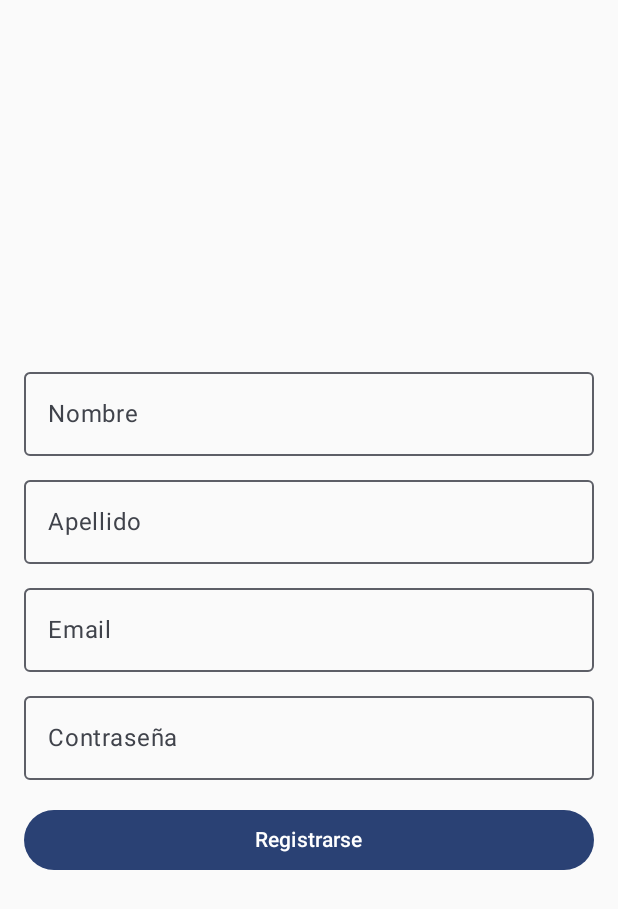
After one commit to LaTruchaEspacial/TShirtShop, an Android app built with Jetpack Compose: the RegisterActivity screen opened directly, with no data from a screen before it, on a phone screen of 412 x 824 dp. The commit adds this screen. Shown: the top 909 px of the screen. Run offline under Robolectric (Android 15) with nearby library versions, the phone set to English and light mode, and no system bars; our stand-ins replace Firebase (no records; nobody signed in at launch, a user with empty details on screens opened directly).

Commit message:
Primera version con el MainActivity, RegisterActivity,LoginActivity y el apartado de cuenta de usuario y menu desplegable de todas las paginas.

```diff
--- a/app/build.gradle.kts
+++ b/app/build.gradle.kts
@@ -6,12 +6,12 @@ plugins {
 
 android {
     namespace = "crm.t_shirtshop"
-    compileSdk = 34
+    compileSdk = 35
 
     defaultConfig {
         applicationId = "crm.t_shirtshop"
         minSdk = 26
-        targetSdk = 34
+        targetSdk = 35
         versionCode = 1
         versionName = "1.0"
 
@@ -76,6 +76,7 @@ dependencies {
     implementation(libs.androidx.material3)
     implementation(libs.firebase.auth.ktx)
     implementation(libs.firebase.firestore.ktx)
+    implementation(libs.androidx.appcompat)
     testImplementation(libs.junit)
     androidTestImplementation(libs.androidx.junit)
     androidTestImplementation(libs.androidx.espresso.core)
--- /dev/null
+++ b/app/src/main/java/crm/t_shirtshop/comun_screens/RegisterActivity.kt
@@ -0,0 +1,94 @@
+package crm.t_shirtshop.comun_screens
+
+import android.content.Intent
+import android.os.Bundle
+import android.widget.Toast
+import androidx.activity.ComponentActivity
+import androidx.activity.compose.setContent
+import androidx.compose.foundation.layout.*
+import androidx.compose.material3.Button
+import androidx.compose.material3.OutlinedTextField
+import androidx.compose.material3.Text
+import androidx.compose.runtime.*
+import androidx.compose.ui.Alignment
+import androidx.compose.ui.Modifier
+import androidx.compose.ui.unit.dp
+import crm.t_shirtshop.auth.Auth
+import crm.t_shirtshop.client_screens.HomeActivity
+import crm.t_shirtshop.ui.theme.TShirtShopTheme
+
+class RegisterActivity : ComponentActivity() {
+
+    private val auth = Auth()
+
+    override fun onCreate(savedInstanceState: Bundle?) {
+        super.onCreate(savedInstanceState)
+        setContent {
+            TShirtShopTheme {
+                RegisterScreen(
+                    onRegister = { email, password, nombre, apellido ->
+                        auth.register(email, password, nombre, apellido) { success, message ->
+                            if (success) {
+                                startActivity(Intent(this, HomeActivity::class.java))
+                                finish()
+                            } else {
+                                Toast.makeText(this, message ?: "Error al registrarse", Toast.LENGTH_LONG).show()
+                            }
+                        }
+                    }
+                )
+            }
+        }
+    }
+}
+
+@Composable
+fun RegisterScreen(onRegister: (String, String, String, String) -> Unit) {
+    var email by remember { mutableStateOf("") }
+    var password by remember { mutableStateOf("") }
+    var nombre by remember { mutableStateOf("") }
+    var apellido by remember { mutableStateOf("") }
+
+    Column(
+        modifier = Modifier
+            .fillMaxSize()
+            .padding(16.dp),
+        verticalArrangement = Arrangement.Center,
+        horizontalAlignment = Alignment.CenterHorizontally
+    ) {
+        OutlinedTextField(
+            value = nombre,
+            onValueChange = { nombre = it },
+            label = { Text("Nombre") },
+            modifier = Modifier.fillMaxWidth()
+        )
+        Spacer(modifier = Modifier.height(8.dp))
+        OutlinedTextField(
+            value = apellido,
+            onValueChange = { apellido = it },
+            label = { Text("Apellido") },
+            modifier = Modifier.fillMaxWidth()
+        )
+        Spacer(modifier = Modifier.height(8.dp))
+        OutlinedTextField(
+            value = email,
+            onValueChange = { email = it },
+            label = { Text("Email") },
+            modifier = Modifier.fillMaxWidth()
+        )
+        Spacer(modifier = Modifier.height(8.dp))
+        OutlinedTextField(
+            value = password,
+            onValueChange = { password = it },
+            label = { Text("Contraseña") },
+            modifier = Modifier.fillMaxWidth()
+        )
+        Spacer(modifier = Modifier.height(16.dp))
+        Button(
+            onClick = { onRegister(email, password, nombre, apellido) },
+            modifier = Modifier.fillMaxWidth()
+        ) {
+            Text("Registrarse")
+        }
+    }
+}
--- a/gradle/libs.versions.toml
+++ b/gradle/libs.versions.toml
@@ -10,6 +10,7 @@ activityCompose = "1.9.3"
 composeBom = "2024.04.01"
 firebaseAuthKtx = "23.1.0"
 firebaseFirestoreKtx = "25.1.1"
+appcompat = "1.7.0"
 
 [libraries]
 androidx-core-ktx = { group = "androidx.core", name = "core-ktx", version.ref = "coreKtx" }
@@ -28,6 +29,7 @@ androidx-ui-test-junit4 = { group = "androidx.compose.ui", name = "ui-test-junit
 androidx-material3 = { group = "androidx.compose.material3", name = "material3" }
 firebase-auth-ktx = { group = "com.google.firebase", name = "firebase-auth-ktx", version.ref = "firebaseAuthKtx" }
 firebase-firestore-ktx = { group = "com.google.firebase", name = "firebase-firestore-ktx", version.ref = "firebaseFirestoreKtx" }
+androidx-appcompat = { group = "androidx.appcompat", name = "appcompat", version.ref = "appcompat" }
 
 [plugins]
 android-application = { id = "com.android.application", version.ref = "agp" }
```
Also changed, not shown: app/src/main/AndroidManifest.xml (+10 -0 lines), app/src/main/java/crm/t_shirtshop/MainActivity.kt (+27 -24 lines), app/src/main/java/crm/t_shirtshop/auth/Auth.kt (+24 -4 lines), app/src/main/java/crm/t_shirtshop/client_screens/HomeActivity.kt (added, +121 -0 lines), app/src/main/java/crm/t_shirtshop/comun_screens/LoginActivity.kt (added, +79 -0 lines), app/src/main/java/crm/t_shirtshop/comun_screens/ProfileActivity.kt (added, +167 -0 lines).
